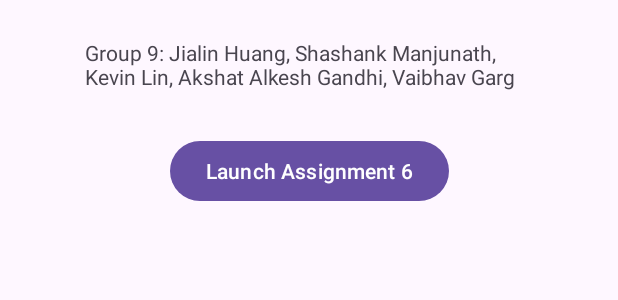
After one commit to CS5520Feinberg/a6-v2-group-9, an Android app: the layout activity_launch.xml on its own in the app's theme, with its tools: preview values and no code run, on a phone screen of 412 x 824 dp. The commit adds this screen. Shown: the top 300 px of the screen. Run offline under Robolectric (Android 15) with nearby library versions, the phone set to English and light mode, and no system bars.

Commit message:
Added entry button

```diff
--- /dev/null
+++ b/app/src/main/res/layout/activity_launch.xml
@@ -0,0 +1,32 @@
+<?xml version="1.0" encoding="utf-8"?>
+<androidx.constraintlayout.widget.ConstraintLayout xmlns:android="http://schemas.android.com/apk/res/android"
+    xmlns:app="http://schemas.android.com/apk/res-auto"
+    xmlns:tools="http://schemas.android.com/tools"
+    android:layout_width="match_parent"
+    android:layout_height="match_parent"
+    tools:context=".LaunchActivity">
+
+    <TextView
+        android:id="@+id/textView"
+        android:layout_width="299dp"
+        android:layout_height="39dp"
+        android:layout_marginStart="10dp"
+        android:layout_marginTop="25dp"
+        android:layout_marginEnd="10dp"
+        android:text="@string/Group_Name"
+        app:layout_constraintEnd_toEndOf="parent"
+        app:layout_constraintStart_toStartOf="parent"
+        app:layout_constraintTop_toTopOf="parent" />
+
+    <Button
+        android:id="@+id/launch_a6_button"
+        android:layout_width="wrap_content"
+        android:layout_height="wrap_content"
+        android:layout_marginStart="10dp"
+        android:layout_marginTop="25dp"
+        android:layout_marginEnd="10dp"
+        android:text="@string/launch_a6"
+        app:layout_constraintEnd_toEndOf="parent"
+        app:layout_constraintStart_toStartOf="parent"
+        app:layout_constraintTop_toBottomOf="@+id/textView" />
+</androidx.constraintlayout.widget.ConstraintLayout>
--- a/app/src/main/res/values/strings.xml
+++ b/app/src/main/res/values/strings.xml
@@ -1,3 +1,5 @@
 <resources>
-    <string name="app_name">MainActivity</string>
+    <string name="app_name">NUMAD23Su_Group9</string>
+    <string name="Group_Name">Group 9: Jialin Huang, Shashank Manjunath, Kevin Lin, Akshat Alkesh Gandhi, Vaibhav Garg</string>
+    <string name="launch_a6">Launch Assignment 6</string>
 </resources>
```
Also changed, not shown: app/src/main/AndroidManifest.xml (+13 -11 lines), app/src/main/java/edu/northeastern/mainactivity/LaunchActivity.java (added, +26 -0 lines).
